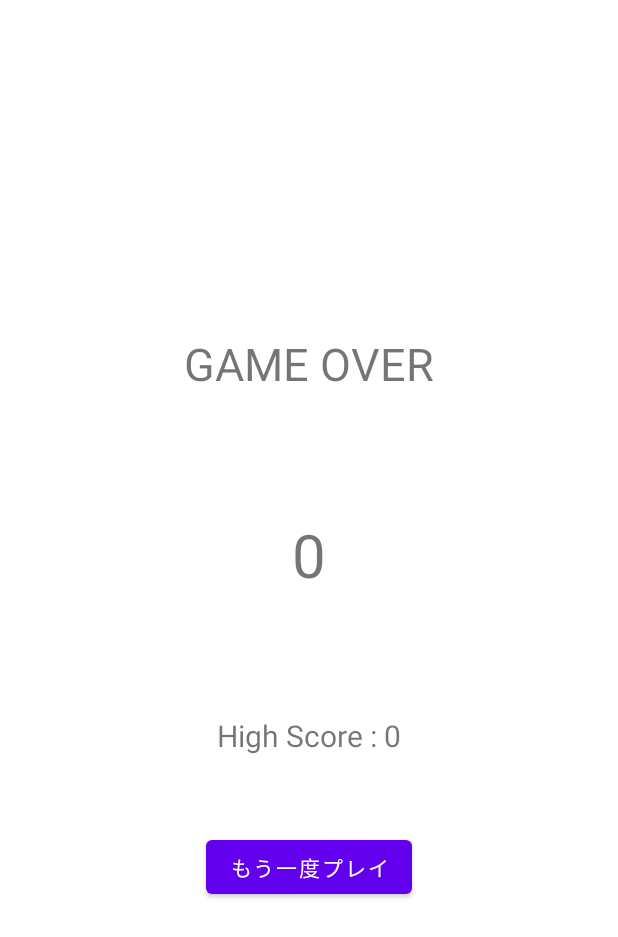
After one commit to Hitohito1023/DrivingGame, an Android app: the ResultActivity screen opened directly, with no data from a screen before it, on a phone screen of 412 x 824 dp. The commit adds this screen. Shown: the top 937 px of the screen. Run offline under Robolectric (Android 15) with nearby library versions, the phone set to English and light mode, and no system bars.

Commit message:
[fix]バグ解決

```diff
--- /dev/null
+++ b/app/src/main/java/com/example/drivinggame/ResultActivity.java
@@ -0,0 +1,43 @@
+package com.example.drivinggame;
+
+import androidx.appcompat.app.AppCompatActivity;
+
+import android.content.Intent;
+import android.content.SharedPreferences;
+import android.os.Bundle;
+import android.view.View;
+import android.widget.TextView;
+
+public class ResultActivity extends AppCompatActivity {
+
+    @Override
+    protected void onCreate(Bundle savedInstanceState) {
+        super.onCreate(savedInstanceState);
+        setContentView(R.layout.activity_result);
+
+        TextView scoreLabel = findViewById(R.id.scoreLabel);
+        TextView highScoreLabel = findViewById(R.id.highScoreLabel);
+
+
+        int score = getIntent().getIntExtra("SCORE", 0);
+        scoreLabel.setText(score + "");
+
+        SharedPreferences sharedPreferences = getSharedPreferences("GAME_DATA", MODE_PRIVATE);
+        int highScore = sharedPreferences.getInt("HIGH_SCORE", 0);
+
+        if (score > highScore) {
+            highScoreLabel.setText("High Score : " + score);
+
+            SharedPreferences.Editor editor = sharedPreferences.edit();
+            editor.putInt("HIGH_SCORE", score);
+            editor.apply();
+        } else {
+            highScoreLabel.setText("High Score : " + highScore);
+        }
+
+    }
+
+    public void tryAgain(View view) {
+        startActivity(new Intent(getApplicationContext(), MainActivity.class));
+    }
+}
--- /dev/null
+++ b/app/src/main/res/layout/activity_result.xml
@@ -0,0 +1,40 @@
+<?xml version="1.0" encoding="utf-8"?>
+<LinearLayout xmlns:android="http://schemas.android.com/apk/res/android"
+    xmlns:app="http://schemas.android.com/apk/res-auto"
+    xmlns:tools="http://schemas.android.com/tools"
+    android:layout_width="match_parent"
+    android:layout_height="match_parent"
+    tools:context=".ResultActivity"
+    android:orientation="vertical"
+    android:gravity="center">
+
+    <TextView
+        android:layout_width="wrap_content"
+        android:layout_height="wrap_content"
+        android:text="GAME OVER"
+        android:textSize="30sp" />
+
+    <TextView
+        android:id="@+id/scoreLabel"
+        android:layout_width="wrap_content"
+        android:layout_height="wrap_content"
+        android:text="150"
+        android:textSize="40sp"
+        android:layout_marginTop="80dp"/>
+
+    <TextView
+        android:id="@+id/highScoreLabel"
+        android:layout_width="wrap_content"
+        android:layout_height="wrap_content"
+        android:text="High Score : 300"
+        android:textSize="20sp"
+        android:layout_marginTop="80dp"/>
+
+    <Button
+        android:layout_width="wrap_content"
+        android:layout_height="wrap_content"
+        android:text="もう一度プレイ"
+        android:layout_marginTop="50dp"
+        android:onClick="tryAgain"/>
+
+</LinearLayout>
```
Also changed, not shown: app/src/main/AndroidManifest.xml (+10 -1 lines), app/src/main/java/com/example/drivinggame/MainActivity.java (+119 -2 lines), app/src/main/java/com/example/drivinggame/SoundPlayer.java (added, +27 -0 lines), app/src/main/java/com/example/drivinggame/StartActivity.java (added, +20 -0 lines), app/src/main/res/layout/activity_start.xml (added, +75 -0 lines).
